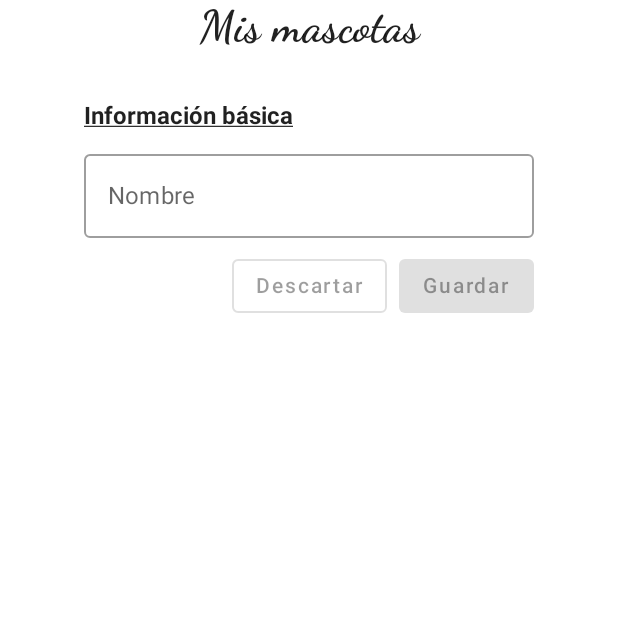
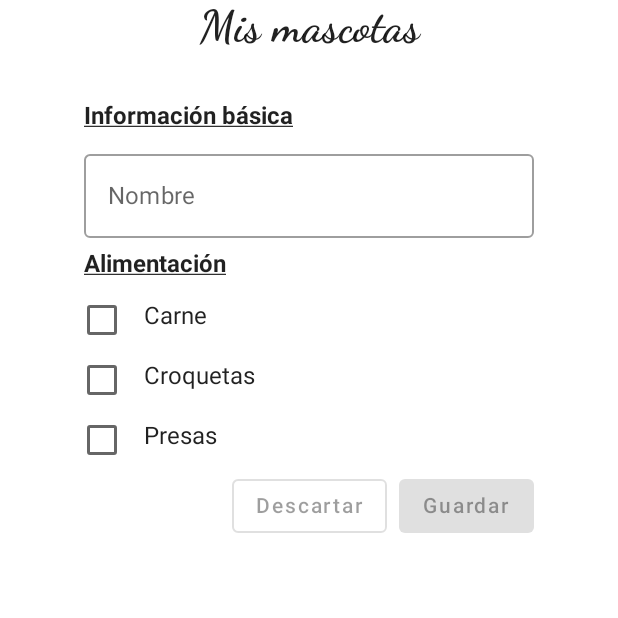
Before and after one commit to pereyrarg11/Compose-Components, an Android app built with Jetpack Compose: the screen it shows after launch (MainActivity), on a phone screen of 412 x 824 dp, the top half of it. Run offline under Robolectric (Android 15) with nearby library versions, the phone set to English and light mode, and no system bars.

Commit message:
chore: add food section (checkboxes)

```diff
--- /dev/null
+++ b/app/src/main/java/com/pereyrarg11/composecomponents/CheckboxInfo.kt
@@ -0,0 +1,7 @@
+package com.pereyrarg11.composecomponents
+
+data class CheckboxInfo(
+    val label: String = "",
+    var isChecked: Boolean = false,
+    var onCheckedChanged: (Boolean) -> Unit = {},
+)
--- a/app/src/main/java/com/pereyrarg11/composecomponents/MainActivity.kt
+++ b/app/src/main/java/com/pereyrarg11/composecomponents/MainActivity.kt
@@ -6,6 +6,7 @@ import androidx.activity.ComponentActivity
 import androidx.activity.compose.setContent
 import androidx.compose.foundation.*
 import androidx.compose.foundation.layout.*
+import androidx.compose.foundation.selection.toggleable
 import androidx.compose.foundation.shape.CircleShape
 import androidx.compose.material.*
 import androidx.compose.material.icons.Icons
@@ -20,6 +21,7 @@ import androidx.compose.ui.Modifier
 import androidx.compose.ui.draw.clip
 import androidx.compose.ui.graphics.Color
 import androidx.compose.ui.res.painterResource
+import androidx.compose.ui.semantics.Role
 import androidx.compose.ui.text.TextStyle
 import androidx.compose.ui.text.font.FontFamily
 import androidx.compose.ui.text.font.FontWeight
@@ -55,8 +57,11 @@ fun PetForm() {
         horizontalAlignment = Alignment.CenterHorizontally
     ) {
         var name by rememberSaveable { mutableStateOf("") }
+        val foodOptions = createFoodOptions(listOf("Carne", "Croquetas", "Presas"))
 
         val ctaEnabled = name.isNotEmpty()
+                && foodOptions.any { it.isChecked }
+
         val onNameChanged: (String) -> Unit = { name = it }
         val onDiscardClickListener: () -> Unit = {
             Log.d("Pets", "Limpiando formulario")
@@ -74,6 +79,7 @@ fun PetForm() {
         )
         Column(Modifier.width(300.dp)) {
             InfoFormGroup(name = name, onNameChanged = onNameChanged)
+            FoodFormGroup(options = foodOptions)
             Actions(
                 actionsEnabled = ctaEnabled,
                 onSubmitListener = onSubmitClickListener,
@@ -127,8 +133,24 @@ fun InfoFormGroup(name: String, onNameChanged: (String) -> Unit) {
         Spacer(
             Modifier
                 .height(8.dp)
-                .fillMaxWidth())
+                .fillMaxWidth()
+        )
         TextInputForm(value = name, label = "Nombre", onValueChanged = onNameChanged)
+    }
+}
+
+@Composable
+fun FoodFormGroup(options: List<CheckboxInfo>) {
+    Column(Modifier.fillMaxWidth()) {
+        FormGroupLabel(text = "Alimentación")
+        Spacer(
+            Modifier
+                .height(8.dp)
+                .fillMaxWidth()
+        )
+        options.forEach {
+            CheckboxOption(config = it)
+        }
     }
 }
 
@@ -148,6 +170,39 @@ fun Actions(actionsEnabled: Boolean, onSubmitListener: () -> Unit, onDiscardList
                 Text(text = "Guardar")
             }
         }
+    }
+}
+
+@Composable
+fun CheckboxOption(config: CheckboxInfo) {
+    Row(
+        Modifier
+            .toggleable(
+                value = config.isChecked,
+                role = Role.Checkbox,
+                onValueChange = config.onCheckedChanged
+            )
+            .padding(vertical = 8.dp)
+            .fillMaxWidth()
+    ) {
+        Checkbox(
+            checked = config.isChecked,
+            onCheckedChange = null,
+        )
+        Spacer(Modifier.padding(8.dp).fillMaxHeight())
+        Text(text = config.label)
+    }
+}
+
+@Composable
+fun createFoodOptions(labels: List<String>): List<CheckboxInfo> {
+    return labels.map {
+        var isChecked by rememberSaveable { mutableStateOf(false) }
+        CheckboxInfo(
+            label = it,
+            isChecked = isChecked,
+            onCheckedChanged = { newStatus -> isChecked = newStatus }
+        )
     }
 }
 
@@ -281,7 +336,7 @@ fun MyProgress() {
         horizontalAlignment = Alignment.CenterHorizontally
     ) {
         Text(text = progressStatus.toString())
-        CircularProgressIndicator(progress = progressStatus/100f)
+        CircularProgressIndicator(progress = progressStatus / 100f)
         Row(horizontalArrangement = Arrangement.Center) {
             TextButton(
                 onClick = { if (progressStatus < 100) progressStatus += 10 },
```
